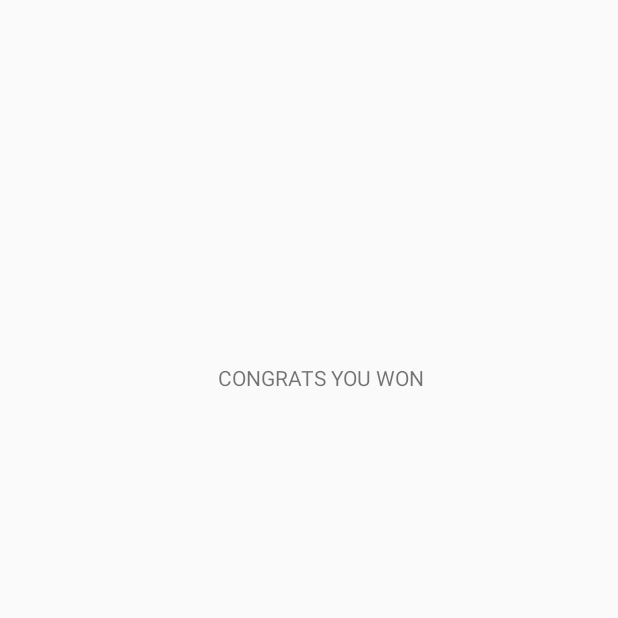
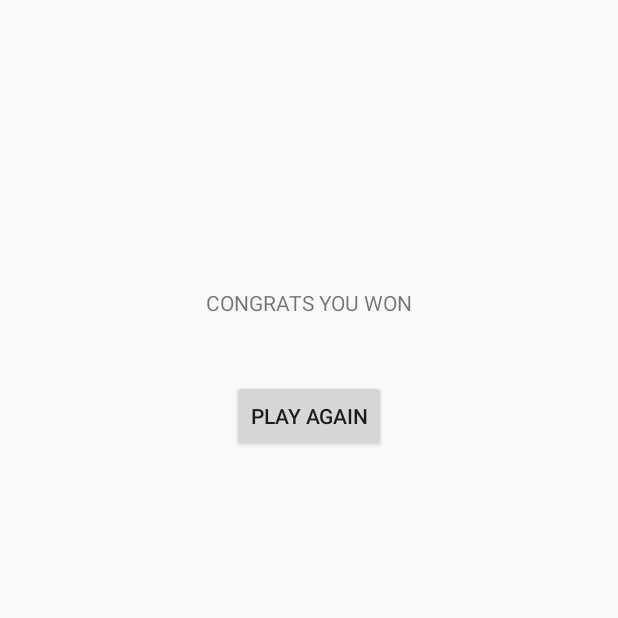
Before and after one commit to juanluiscarpinteiro/GameDevelopment, an Android app: the winner screen opened directly, with no data from a screen before it, on a phone screen of 412 x 824 dp, the top half of it. Before the commit the part shown is almost empty. Run offline under Robolectric (Android 15) with nearby library versions, the phone set to English and light mode, and no system bars.

Commit message:
new activity button added and trying to get a random background image

```diff
--- a/app/src/main/java/com/gamedevelopment/esdny/gamedevelopment/MainActivity.java
+++ b/app/src/main/java/com/gamedevelopment/esdny/gamedevelopment/MainActivity.java
@@ -30,6 +30,12 @@ public class MainActivity extends Activity {
     boolean gameOverStatus= false;
     String PictureName="pig";
     //int alphabetLength = alphabet1.length();
+
+    public Integer[] backgroundImages = {R.drawable.pig, R.drawable.giraffe,R.drawable.cow,R.drawable.rabbit,R.drawable.hippo};
+
+    String [] animalNames = new String []{"pig", "giraffe","cow","rabbit","hippo"};
+
+
 
     public Integer[] aNumbers = {R.drawable.one,R.drawable.two,
             R.drawable.three,R.drawable.four,
@@ -92,6 +98,7 @@ public class MainActivity extends Activity {
         final GridView gr = (GridView) findViewById(R.id.gridView1);
         shuffleArray(emojis,alphabet1);
         arraySize = alphabet1.length;
+        gr.setBackground();
 
 
         final Button button = (Button) findViewById(R.id.imageButton);
@@ -106,6 +113,7 @@ public class MainActivity extends Activity {
                         " this is what you entered " + UsersAnswer + "name of the pic is " + PictureName, Toast.LENGTH_SHORT).show();
                 if(UsersAnswer.equalsIgnoreCase(PictureName))
                 {
+                    finish();
                     startActivity(new Intent(MainActivity.this,winner.class ));
                 }
                 else {
--- a/app/src/main/java/com/gamedevelopment/esdny/gamedevelopment/winner.java
+++ b/app/src/main/java/com/gamedevelopment/esdny/gamedevelopment/winner.java
@@ -1,9 +1,13 @@
 package com.gamedevelopment.esdny.gamedevelopment;
 
 import android.app.Activity;
+import android.content.Intent;
 import android.os.Bundle;
 import android.view.Menu;
 import android.view.MenuItem;
+import android.view.View;
+import android.widget.Button;
+import android.widget.Toast;
 
 /**
  * Created by juan on 11/22/2016.
@@ -15,6 +19,21 @@ public class winner extends Activity {
     protected void onCreate(Bundle savedInstanceState) {
         super.onCreate(savedInstanceState);
         setContentView(R.layout.winer_activity);
+
+        final Button button = (Button) findViewById(R.id.playAgainButton);
+
+
+        button.setOnClickListener(new View.OnClickListener() {
+            public void onClick(View v) {
+                // Perform action on click
+                finish();
+
+                startActivity(new Intent(winner.this,MainActivity.class ));
+
+            }
+        });
+
+
     }
 
     @Override
@@ -23,6 +42,7 @@ public class winner extends Activity {
         getMenuInflater().inflate(R.menu.menu_main, menu);
         return true;
     }
+
 
     @Override
     public boolean onOptionsItemSelected(MenuItem item) {
--- a/app/src/main/res/layout/winer_activity.xml
+++ b/app/src/main/res/layout/winer_activity.xml
@@ -13,13 +13,21 @@
         android:id="@+id/textView"
         android:layout_weight="0.74"
         android:layout_height="wrap_content"
-        android:layout_marginTop="226dp"
+        android:layout_marginTop="176dp"
         android:textAlignment="center"
         android:gravity="center"
         android:textAllCaps="true"
         android:layout_alignParentTop="true"
-        android:layout_alignParentLeft="true"
-        android:layout_alignParentStart="true"
-        android:layout_marginLeft="16dp"
-        android:layout_marginStart="16dp" />
+        android:layout_alignParentRight="true"
+        android:layout_alignParentEnd="true" />
+
+    <Button
+        android:text="Play Again"
+        android:layout_width="wrap_content"
+        android:layout_height="wrap_content"
+        android:layout_below="@+id/textView"
+        android:layout_centerHorizontal="true"
+        android:layout_marginTop="42dp"
+        android:id="@+id/playAgainButton" />
+
 </RelativeLayout>
```
Also changed, not shown: app/src/main/res/drawable/giraffe.png (added), app/src/main/res/drawable/hippo.png (added), app/src/main/res/drawable/rabbit.png (added), 1 other file.
